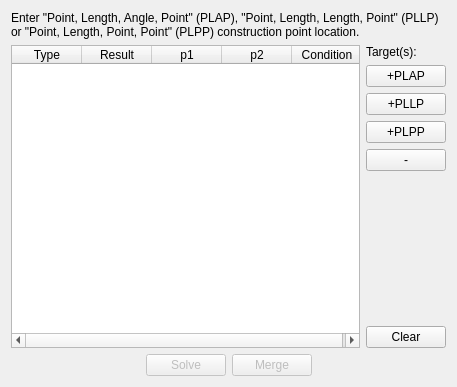
Above: core/panel/run_Triangle_Solver.ui from KmolYuan/Pyslvs-UI before the change. Below: the same form after it.
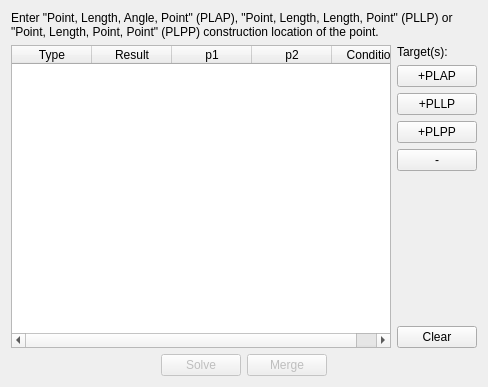
That is the form after the change. Icons and pictures are not drawn.

```diff
--- a/core/panel/run_Triangle_Solver.ui
+++ b/core/panel/run_Triangle_Solver.ui
@@ -6,7 +6,7 @@
    <rect>
     <x>0</x>
     <y>0</y>
-    <width>457</width>
+    <width>488</width>
     <height>387</height>
    </rect>
   </property>
@@ -17,7 +17,7 @@
    <item>
     <widget class="QLabel" name="label">
      <property name="text">
-      <string>&lt;html&gt;&lt;head/&gt;&lt;body&gt;&lt;p&gt;Enter &amp;quot;Point, Length, Angle, Point&amp;quot; (PLAP), &amp;quot;Point, Length, Length, Point&amp;quot; (PLLP) or &amp;quot;Point, Length, Point, Point&amp;quot; (PLPP) construction point location.&lt;/p&gt;&lt;/body&gt;&lt;/html&gt;</string>
+      <string>&lt;html&gt;&lt;head/&gt;&lt;body&gt;&lt;p&gt;Enter &amp;quot;Point, Length, Angle, Point&amp;quot; (PLAP), &amp;quot;Point, Length, Length, Point&amp;quot; (PLLP) or &amp;quot;Point, Length, Point, Point&amp;quot; (PLPP) construction location of the point.&lt;/p&gt;&lt;/body&gt;&lt;/html&gt;</string>
      </property>
      <property name="wordWrap">
       <bool>true</bool>
@@ -38,10 +38,10 @@
         <enum>QAbstractItemView::ScrollPerPixel</enum>
        </property>
        <attribute name="horizontalHeaderDefaultSectionSize">
-        <number>70</number>
+        <number>80</number>
        </attribute>
        <attribute name="horizontalHeaderMinimumSectionSize">
-        <number>70</number>
+        <number>80</number>
        </attribute>
        <column>
         <property name="text">
```
